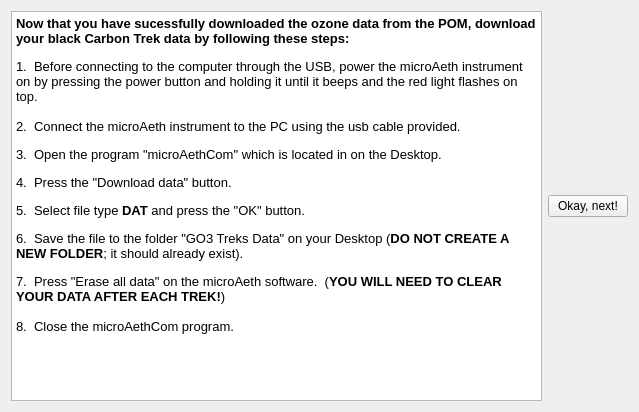
Old version of the form carbondatawidget.ui in the repository cjwhome/go3treksQt.
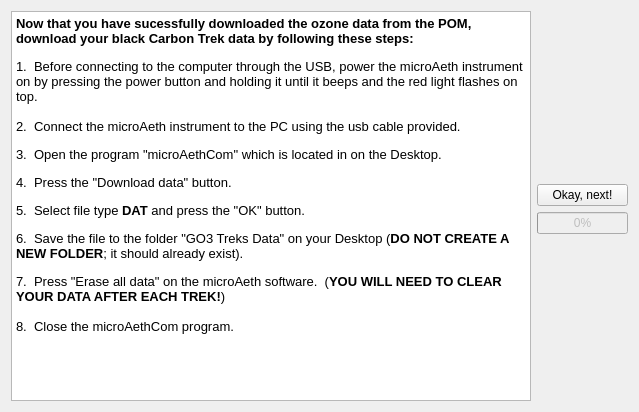
New version of the form.

Commit message: Added progress bar to carbondatawidget

What changed in the file:
```diff
--- a/carbondatawidget.ui
+++ b/carbondatawidget.ui
@@ -17,37 +17,76 @@
    <string>Press this once you have connected the microAeth and downloaded the data to the proper folder.</string>
   </property>
   <layout class="QGridLayout" name="gridLayout">
-   <item row="0" column="0">
+   <item row="1" column="1">
+    <widget class="QPushButton" name="pushButton">
+     <property name="text">
+      <string>Okay, next!</string>
+     </property>
+    </widget>
+   </item>
+   <item row="2" column="1" alignment="Qt::AlignHCenter">
+    <widget class="QProgressBar" name="progressBar">
+     <property name="enabled">
+      <bool>false</bool>
+     </property>
+     <property name="maximum">
+      <number>1</number>
+     </property>
+     <property name="value">
+      <number>0</number>
+     </property>
+    </widget>
+   </item>
+   <item row="3" column="1">
+    <spacer name="verticalSpacer">
+     <property name="orientation">
+      <enum>Qt::Vertical</enum>
+     </property>
+     <property name="sizeHint" stdset="0">
+      <size>
+       <width>20</width>
+       <height>40</height>
+      </size>
+     </property>
+    </spacer>
+   </item>
+   <item row="0" column="1">
+    <spacer name="verticalSpacer_2">
+     <property name="orientation">
+      <enum>Qt::Vertical</enum>
+     </property>
+     <property name="sizeHint" stdset="0">
+      <size>
+       <width>20</width>
+       <height>40</height>
+      </size>
+     </property>
+    </spacer>
+   </item>
+   <item row="0" column="0" rowspan="4">
     <widget class="QTextBrowser" name="textBrowser">
      <property name="html">
       <string>&lt;!DOCTYPE HTML PUBLIC &quot;-//W3C//DTD HTML 4.0//EN&quot; &quot;http://www.w3.org/TR/REC-html40/strict.dtd&quot;&gt;
 &lt;html&gt;&lt;head&gt;&lt;meta name=&quot;qrichtext&quot; content=&quot;1&quot; /&gt;&lt;style type=&quot;text/css&quot;&gt;
 p, li { white-space: pre-wrap; }
-&lt;/style&gt;&lt;/head&gt;&lt;body style=&quot; font-family:'MS Shell Dlg 2'; font-size:8.25pt; font-weight:400; font-style:normal;&quot;&gt;
-&lt;p style=&quot; margin-top:0px; margin-bottom:0px; margin-left:0px; margin-right:0px; -qt-block-indent:0; text-indent:0px;&quot;&gt;&lt;span style=&quot; font-size:10pt; font-weight:600;&quot;&gt;Now that you have sucessfully downloaded the ozone data from the POM, download your black Carbon Trek data by following these steps:&lt;/span&gt;&lt;/p&gt;
-&lt;p style=&quot;-qt-paragraph-type:empty; margin-top:0px; margin-bottom:0px; margin-left:0px; margin-right:0px; -qt-block-indent:0; text-indent:0px; font-size:8pt;&quot;&gt;&lt;br /&gt;&lt;/p&gt;
-&lt;p style=&quot; margin-top:0px; margin-bottom:0px; margin-left:0px; margin-right:0px; -qt-block-indent:0; text-indent:0px;&quot;&gt;&lt;span style=&quot; font-size:10pt;&quot;&gt;1.  Before connecting to the computer through the USB, power the microAeth instrument on by pressing the power button and holding it until it beeps and the red light flashes on top.&lt;/span&gt;&lt;/p&gt;
-&lt;p style=&quot;-qt-paragraph-type:empty; margin-top:0px; margin-bottom:0px; margin-left:0px; margin-right:0px; -qt-block-indent:0; text-indent:0px; font-size:10pt;&quot;&gt;&lt;br /&gt;&lt;/p&gt;
-&lt;p style=&quot; margin-top:0px; margin-bottom:0px; margin-left:0px; margin-right:0px; -qt-block-indent:0; text-indent:0px;&quot;&gt;&lt;span style=&quot; font-size:10pt;&quot;&gt;2.  Connect the microAeth instrument to the PC using the usb cable provided.&lt;/span&gt;&lt;/p&gt;
-&lt;p style=&quot;-qt-paragraph-type:empty; margin-top:0px; margin-bottom:0px; margin-left:0px; margin-right:0px; -qt-block-indent:0; text-indent:0px; font-size:8pt;&quot;&gt;&lt;br /&gt;&lt;/p&gt;
-&lt;p style=&quot; margin-top:0px; margin-bottom:0px; margin-left:0px; margin-right:0px; -qt-block-indent:0; text-indent:0px;&quot;&gt;&lt;span style=&quot; font-size:10pt;&quot;&gt;3.  Open the program &amp;quot;microAethCom&amp;quot; which is located in on the Desktop.&lt;/span&gt;&lt;/p&gt;
-&lt;p style=&quot;-qt-paragraph-type:empty; margin-top:0px; margin-bottom:0px; margin-left:0px; margin-right:0px; -qt-block-indent:0; text-indent:0px; font-size:8pt;&quot;&gt;&lt;br /&gt;&lt;/p&gt;
-&lt;p style=&quot; margin-top:0px; margin-bottom:0px; margin-left:0px; margin-right:0px; -qt-block-indent:0; text-indent:0px;&quot;&gt;&lt;span style=&quot; font-size:10pt;&quot;&gt;4.  Press the &amp;quot;Download data&amp;quot; button.&lt;/span&gt;&lt;/p&gt;
-&lt;p style=&quot;-qt-paragraph-type:empty; margin-top:0px; margin-bottom:0px; margin-left:0px; margin-right:0px; -qt-block-indent:0; text-indent:0px; font-size:8pt;&quot;&gt;&lt;br /&gt;&lt;/p&gt;
-&lt;p style=&quot; margin-top:0px; margin-bottom:0px; margin-left:0px; margin-right:0px; -qt-block-indent:0; text-indent:0px;&quot;&gt;&lt;span style=&quot; font-size:10pt;&quot;&gt;5.  Select file type &lt;/span&gt;&lt;span style=&quot; font-size:10pt; font-weight:600;&quot;&gt;DAT&lt;/span&gt;&lt;span style=&quot; font-size:10pt;&quot;&gt; and press the &amp;quot;OK&amp;quot; button.&lt;/span&gt;&lt;/p&gt;
-&lt;p style=&quot;-qt-paragraph-type:empty; margin-top:0px; margin-bottom:0px; margin-left:0px; margin-right:0px; -qt-block-indent:0; text-indent:0px; font-size:8pt;&quot;&gt;&lt;br /&gt;&lt;/p&gt;
-&lt;p style=&quot; margin-top:0px; margin-bottom:0px; margin-left:0px; margin-right:0px; -qt-block-indent:0; text-indent:0px;&quot;&gt;&lt;span style=&quot; font-size:10pt;&quot;&gt;6.  Save the file to the folder &amp;quot;GO3 Treks Data&amp;quot; on your Desktop (&lt;/span&gt;&lt;span style=&quot; font-size:10pt; font-weight:600;&quot;&gt;DO NOT CREATE A NEW FOLDER&lt;/span&gt;&lt;span style=&quot; font-size:10pt;&quot;&gt;; it should already exist).&lt;/span&gt;&lt;/p&gt;
-&lt;p style=&quot;-qt-paragraph-type:empty; margin-top:0px; margin-bottom:0px; margin-left:0px; margin-right:0px; -qt-block-indent:0; text-indent:0px; font-size:8pt;&quot;&gt;&lt;br /&gt;&lt;/p&gt;
-&lt;p style=&quot; margin-top:0px; margin-bottom:0px; margin-left:0px; margin-right:0px; -qt-block-indent:0; text-indent:0px;&quot;&gt;&lt;span style=&quot; font-size:10pt;&quot;&gt;7.  Press &amp;quot;Erase all data&amp;quot; on the microAeth software.  (&lt;/span&gt;&lt;span style=&quot; font-size:10pt; font-weight:600;&quot;&gt;YOU WILL NEED TO CLEAR YOUR DATA AFTER EACH TREK!&lt;/span&gt;&lt;span style=&quot; font-size:10pt;&quot;&gt;)&lt;/span&gt;&lt;/p&gt;
-&lt;p style=&quot;-qt-paragraph-type:empty; margin-top:0px; margin-bottom:0px; margin-left:0px; margin-right:0px; -qt-block-indent:0; text-indent:0px; font-size:10pt;&quot;&gt;&lt;br /&gt;&lt;/p&gt;
-&lt;p style=&quot; margin-top:0px; margin-bottom:0px; margin-left:0px; margin-right:0px; -qt-block-indent:0; text-indent:0px;&quot;&gt;&lt;span style=&quot; font-size:10pt;&quot;&gt;8.  Close the microAethCom program.&lt;/span&gt;&lt;/p&gt;&lt;/body&gt;&lt;/html&gt;</string>
-     </property>
-    </widget>
-   </item>
-   <item row="0" column="1">
-    <widget class="QPushButton" name="pushButton">
-     <property name="text">
-      <string>Okay, next!</string>
+&lt;/style&gt;&lt;/head&gt;&lt;body style=&quot; font-family:'.Lucida Grande UI'; font-size:13pt; font-weight:400; font-style:normal;&quot;&gt;
+&lt;p style=&quot; margin-top:0px; margin-bottom:0px; margin-left:0px; margin-right:0px; -qt-block-indent:0; text-indent:0px;&quot;&gt;&lt;span style=&quot; font-family:'MS Shell Dlg 2'; font-size:10pt; font-weight:600;&quot;&gt;Now that you have sucessfully downloaded the ozone data from the POM, download your black Carbon Trek data by following these steps:&lt;/span&gt;&lt;/p&gt;
+&lt;p style=&quot;-qt-paragraph-type:empty; margin-top:0px; margin-bottom:0px; margin-left:0px; margin-right:0px; -qt-block-indent:0; text-indent:0px; font-family:'MS Shell Dlg 2'; font-size:8pt;&quot;&gt;&lt;br /&gt;&lt;/p&gt;
+&lt;p style=&quot; margin-top:0px; margin-bottom:0px; margin-left:0px; margin-right:0px; -qt-block-indent:0; text-indent:0px;&quot;&gt;&lt;span style=&quot; font-family:'MS Shell Dlg 2'; font-size:10pt;&quot;&gt;1.  Before connecting to the computer through the USB, power the microAeth instrument on by pressing the power button and holding it until it beeps and the red light flashes on top.&lt;/span&gt;&lt;/p&gt;
+&lt;p style=&quot;-qt-paragraph-type:empty; margin-top:0px; margin-bottom:0px; margin-left:0px; margin-right:0px; -qt-block-indent:0; text-indent:0px; font-family:'MS Shell Dlg 2'; font-size:10pt;&quot;&gt;&lt;br /&gt;&lt;/p&gt;
+&lt;p style=&quot; margin-top:0px; margin-bottom:0px; margin-left:0px; margin-right:0px; -qt-block-indent:0; text-indent:0px;&quot;&gt;&lt;span style=&quot; font-family:'MS Shell Dlg 2'; font-size:10pt;&quot;&gt;2.  Connect the microAeth instrument to the PC using the usb cable provided.&lt;/span&gt;&lt;/p&gt;
+&lt;p style=&quot;-qt-paragraph-type:empty; margin-top:0px; margin-bottom:0px; margin-left:0px; margin-right:0px; -qt-block-indent:0; text-indent:0px; font-family:'MS Shell Dlg 2'; font-size:8pt;&quot;&gt;&lt;br /&gt;&lt;/p&gt;
+&lt;p style=&quot; margin-top:0px; margin-bottom:0px; margin-left:0px; margin-right:0px; -qt-block-indent:0; text-indent:0px;&quot;&gt;&lt;span style=&quot; font-family:'MS Shell Dlg 2'; font-size:10pt;&quot;&gt;3.  Open the program &amp;quot;microAethCom&amp;quot; which is located in on the Desktop.&lt;/span&gt;&lt;/p&gt;
+&lt;p style=&quot;-qt-paragraph-type:empty; margin-top:0px; margin-bottom:0px; margin-left:0px; margin-right:0px; -qt-block-indent:0; text-indent:0px; font-family:'MS Shell Dlg 2'; font-size:8pt;&quot;&gt;&lt;br /&gt;&lt;/p&gt;
+&lt;p style=&quot; margin-top:0px; margin-bottom:0px; margin-left:0px; margin-right:0px; -qt-block-indent:0; text-indent:0px;&quot;&gt;&lt;span style=&quot; font-family:'MS Shell Dlg 2'; font-size:10pt;&quot;&gt;4.  Press the &amp;quot;Download data&amp;quot; button.&lt;/span&gt;&lt;/p&gt;
+&lt;p style=&quot;-qt-paragraph-type:empty; margin-top:0px; margin-bottom:0px; margin-left:0px; margin-right:0px; -qt-block-indent:0; text-indent:0px; font-family:'MS Shell Dlg 2'; font-size:8pt;&quot;&gt;&lt;br /&gt;&lt;/p&gt;
+&lt;p style=&quot; margin-top:0px; margin-bottom:0px; margin-left:0px; margin-right:0px; -qt-block-indent:0; text-indent:0px;&quot;&gt;&lt;span style=&quot; font-family:'MS Shell Dlg 2'; font-size:10pt;&quot;&gt;5.  Select file type &lt;/span&gt;&lt;span style=&quot; font-family:'MS Shell Dlg 2'; font-size:10pt; font-weight:600;&quot;&gt;DAT&lt;/span&gt;&lt;span style=&quot; font-family:'MS Shell Dlg 2'; font-size:10pt;&quot;&gt; and press the &amp;quot;OK&amp;quot; button.&lt;/span&gt;&lt;/p&gt;
+&lt;p style=&quot;-qt-paragraph-type:empty; margin-top:0px; margin-bottom:0px; margin-left:0px; margin-right:0px; -qt-block-indent:0; text-indent:0px; font-family:'MS Shell Dlg 2'; font-size:8pt;&quot;&gt;&lt;br /&gt;&lt;/p&gt;
+&lt;p style=&quot; margin-top:0px; margin-bottom:0px; margin-left:0px; margin-right:0px; -qt-block-indent:0; text-indent:0px;&quot;&gt;&lt;span style=&quot; font-family:'MS Shell Dlg 2'; font-size:10pt;&quot;&gt;6.  Save the file to the folder &amp;quot;GO3 Treks Data&amp;quot; on your Desktop (&lt;/span&gt;&lt;span style=&quot; font-family:'MS Shell Dlg 2'; font-size:10pt; font-weight:600;&quot;&gt;DO NOT CREATE A NEW FOLDER&lt;/span&gt;&lt;span style=&quot; font-family:'MS Shell Dlg 2'; font-size:10pt;&quot;&gt;; it should already exist).&lt;/span&gt;&lt;/p&gt;
+&lt;p style=&quot;-qt-paragraph-type:empty; margin-top:0px; margin-bottom:0px; margin-left:0px; margin-right:0px; -qt-block-indent:0; text-indent:0px; font-family:'MS Shell Dlg 2'; font-size:8pt;&quot;&gt;&lt;br /&gt;&lt;/p&gt;
+&lt;p style=&quot; margin-top:0px; margin-bottom:0px; margin-left:0px; margin-right:0px; -qt-block-indent:0; text-indent:0px;&quot;&gt;&lt;span style=&quot; font-family:'MS Shell Dlg 2'; font-size:10pt;&quot;&gt;7.  Press &amp;quot;Erase all data&amp;quot; on the microAeth software.  (&lt;/span&gt;&lt;span style=&quot; font-family:'MS Shell Dlg 2'; font-size:10pt; font-weight:600;&quot;&gt;YOU WILL NEED TO CLEAR YOUR DATA AFTER EACH TREK!&lt;/span&gt;&lt;span style=&quot; font-family:'MS Shell Dlg 2'; font-size:10pt;&quot;&gt;)&lt;/span&gt;&lt;/p&gt;
+&lt;p style=&quot;-qt-paragraph-type:empty; margin-top:0px; margin-bottom:0px; margin-left:0px; margin-right:0px; -qt-block-indent:0; text-indent:0px; font-family:'MS Shell Dlg 2'; font-size:10pt;&quot;&gt;&lt;br /&gt;&lt;/p&gt;
+&lt;p style=&quot; margin-top:0px; margin-bottom:0px; margin-left:0px; margin-right:0px; -qt-block-indent:0; text-indent:0px;&quot;&gt;&lt;span style=&quot; font-family:'MS Shell Dlg 2'; font-size:10pt;&quot;&gt;8.  Close the microAethCom program.&lt;/span&gt;&lt;/p&gt;&lt;/body&gt;&lt;/html&gt;</string>
      </property>
     </widget>
    </item>
```
The commit also changes 1 other file.
